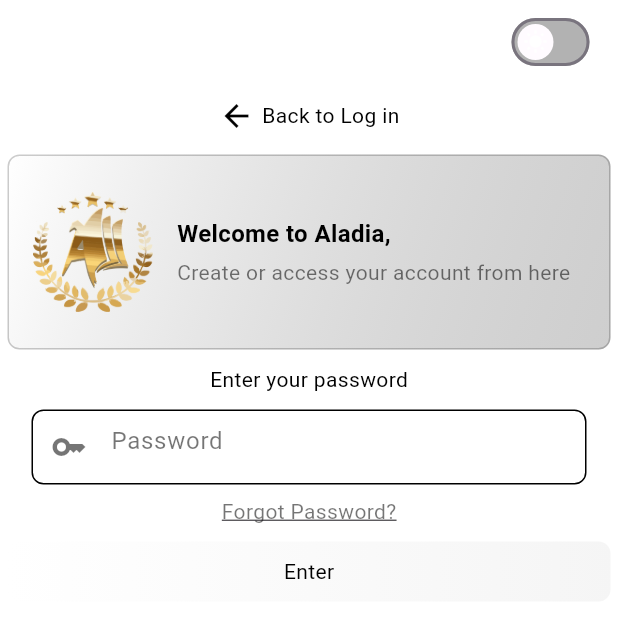
After one commit to BiniyamAM/aladia_flutter_project, a Flutter app: the screen it shows after launch, after a tap on "Enter", on a phone screen of 412 x 824 dp. The commit adds this screen. Shown: the top 618 px of the screen. Run offline on Flutter 3.47's test engine with Material 3 defaults, Android fonts, the phone set to English and light mode, and no system bars.

```diff
--- /dev/null
+++ b/lib/pages/login.dart
@@ -0,0 +1,59 @@
+import 'package:aladia/theme_provider.dart';
+import 'package:flutter/material.dart';
+import 'package:provider/provider.dart';
+import '../widgets/login_content.dart'; // Import the LoginContent widget
+
+class MyLogin extends StatelessWidget {
+  @override
+  Widget build(BuildContext context) {
+    // You can set isDarkMode based on system settings or user preference
+    bool isDarkMode = Theme.of(context).brightness == Brightness.dark;
+
+    return MaterialApp(
+      title: 'Aladia App',
+      theme: ThemeData(
+        brightness: isDarkMode ? Brightness.dark : Brightness.light,
+      ),
+      home: Scaffold(
+        appBar: AppBar(
+          backgroundColor: isDarkMode ? Colors.black : Colors.white,
+          actions: [
+            Padding(
+              padding: const EdgeInsets.only(right: 15),
+              child: Consumer<ThemeProvider>(
+                builder: (context, themeProvider, child) {
+                  return Switch(
+                    activeColor: isDarkMode
+                        ? Colors.white.withOpacity(0.1)
+                        : Colors.black.withOpacity(0.1),
+                    inactiveThumbColor: Colors.white.withOpacity(0.1),
+                    thumbColor: MaterialStatePropertyAll(
+                      isDarkMode
+                          ? Colors.black.withOpacity(0.5)
+                          : Colors.white.withOpacity(0.5),
+                    ),
+                    inactiveTrackColor: isDarkMode
+                        ? Colors.black.withOpacity(0.5)
+                        : Colors.black.withOpacity(0.3),
+                    thumbIcon: MaterialStatePropertyAll(
+                      themeProvider.isSelected
+                          ? const Icon(Icons.nights_stay)
+                          : const Icon(Icons.wb_sunny, color: Colors.white),
+                    ),
+                    value: themeProvider.isSelected,
+                    onChanged: (value) {
+                      themeProvider.toggleTheme();
+                    },
+                  );
+                },
+              ),
+            ),
+          ],
+        ),
+        body: Center(
+          child: LoginContent(isDarkMode: isDarkMode),
+        ),
+      ),
+    );
+  }
+}
--- a/lib/widgets/email_input.dart
+++ b/lib/widgets/email_input.dart
@@ -1,4 +1,6 @@
+import 'package:aladia/pages/login.dart';
 import 'package:flutter/material.dart';
+// import '../widgets/login_content.dart'; // Import the LoginContent widget
 
 class EmailInput extends StatelessWidget {
   final bool isDarkMode;
@@ -7,6 +9,8 @@ class EmailInput extends StatelessWidget {
 
   @override
   Widget build(BuildContext context) {
+    final TextEditingController emailController = TextEditingController();
+
     return Column(
       crossAxisAlignment: CrossAxisAlignment.center,
       children: [
@@ -29,6 +33,7 @@ class EmailInput extends StatelessWidget {
               const SizedBox(width: 8),
               Expanded(
                 child: TextField(
+                  controller: emailController, // Use the controller
                   style: TextStyle(
                       color: isDarkMode ? Colors.black : Colors.black),
                   decoration: InputDecoration.collapsed(
@@ -36,13 +41,32 @@ class EmailInput extends StatelessWidget {
                     hintStyle: TextStyle(
                         color: isDarkMode ? Colors.black54 : Colors.black),
                   ),
+                  onSubmitted: (value) {
+                    // Pop the current route and navigate to MyLogin
+                    Navigator.of(context).pop();
+                    Navigator.of(context).push(
+                      MaterialPageRoute(
+                        builder: (context) => MyLogin(),
+                      ),
+                    );
+                  },
                 ),
               ),
             ],
           ),
         ),
         const SizedBox(height: 16),
-        Container(
+        GestureDetector(
+          onTap: () {
+            // Pop the current route and navigate to MyLogin when 'Enter' button is tapped
+            Navigator.of(context).pop();
+            Navigator.of(context).push(
+              MaterialPageRoute(
+                builder: (context) => MyLogin(),
+              ),
+            );
+          },
+          child: Container(
             alignment: Alignment.center,
             height: 40,
             decoration: BoxDecoration(
@@ -70,6 +94,7 @@ class EmailInput extends StatelessWidget {
               'Enter',
               style: TextStyle(color: isDarkMode ? Colors.white : Colors.black),
             ),
+          ),
         )
       ],
     );
--- /dev/null
+++ b/lib/widgets/login_content.dart
@@ -0,0 +1,128 @@
+import 'package:aladia/pages/home.dart';
+import 'package:aladia/widgets/top_content.dart';
+import 'package:flutter/material.dart';
+
+class LoginContent extends StatelessWidget {
+  final bool isDarkMode;
+
+  const LoginContent({Key? key, required this.isDarkMode}) : super(key: key);
+
+  @override
+  Widget build(BuildContext context) {
+    return Container(
+      // Set the background color based on dark mode
+      color: isDarkMode ? Colors.black : Colors.white,
+      padding: const EdgeInsets.all(5),
+      child: Column(
+        children: [
+          GestureDetector(
+            onTap: () {
+              // Navigate to the Home widget
+              Navigator.of(context).pushReplacement(
+                MaterialPageRoute(
+                  builder: (context) => const Home(),
+                ),
+              );
+            },
+            child: Container(
+              alignment: Alignment.center,
+              height: 32,
+              child: Row(
+                mainAxisAlignment: MainAxisAlignment.center,
+                children: [
+                  Icon(
+                    Icons.arrow_back,
+                    color: isDarkMode ? Colors.white : Colors.black,
+                  ),
+                  const SizedBox(width: 5),
+                  Text(
+                    'Back to Log in',
+                    style: TextStyle(
+                      color: isDarkMode ? Colors.white : Colors.black,
+                    ),
+                  ),
+                ],
+              ),
+            ),
+          ),
+          const SizedBox(height: 10),
+          TopContent(isDarkMode: isDarkMode),
+          const SizedBox(height: 10),
+          Text(
+            'Enter your password',
+            style: TextStyle(
+              color: isDarkMode ? Colors.white : Colors.black,
+            ),
+          ),
+          const SizedBox(height: 10),
+          Container(
+            margin: const EdgeInsets.symmetric(horizontal: 16),
+            decoration: BoxDecoration(
+              color: isDarkMode ? Colors.black : Colors.white,
+              borderRadius: BorderRadius.circular(8),
+              border:
+                  Border.all(color: isDarkMode ? Colors.white : Colors.black),
+            ),
+            child: TextField(
+              style: TextStyle(color: isDarkMode ? Colors.white : Colors.black),
+              decoration: InputDecoration(
+                prefixIcon: Icon(
+                  Icons.key,
+                  color: isDarkMode ? Colors.white70 : Colors.black54,
+                ),
+                hintText: 'Password',
+                hintStyle: TextStyle(
+                    color: isDarkMode ? Colors.white54 : Colors.black54),
+                border: InputBorder.none,
+              ),
+              obscureText: true,
+            ),
+          ),
+          const SizedBox(height: 8),
+          GestureDetector(
+            onTap: () {
+              // Implement forgot password action here
+            },
+            child: Text(
+              'Forgot Password?',
+              style: TextStyle(
+                color: isDarkMode ? Colors.white70 : Colors.black54,
+                decoration: TextDecoration.underline,
+              ),
+            ),
+          ),
+          const SizedBox(height: 10),
+          GestureDetector(
+            onTap: () {
+              // Implement enter action here
+            },
+            child: Container(
+              alignment: Alignment.center,
+              height: 40,
+              decoration: BoxDecoration(
+                borderRadius: BorderRadius.circular(8),
+                gradient: LinearGradient(
+                  colors: isDarkMode
+                      ? [
+                          Colors.black.withOpacity(0.7),
+                          Colors.grey.withOpacity(0.7),
+                        ]
+                      : [
+                          Colors.white.withOpacity(0.1),
+                          Colors.grey.withOpacity(0.1),
+                        ],
+                ),
+              ),
+              child: Text(
+                'Enter',
+                style: TextStyle(
+                  color: isDarkMode ? Colors.white : Colors.black,
+                ),
+              ),
+            ),
+          ),
+        ],
+      ),
+    );
+  }
+}
--- a/pubspec.yaml
+++ b/pubspec.yaml
@@ -33,6 +33,7 @@ dependencies:
     sdk: flutter
   # flutter_login_facebook: ^2.0.1
   # google_sign_in: ^6.2.1
+  go_router: ^14.3.0
   provider: ^6.1.2
   # sign_in_with_apple: ^6.1.3
 
```
Also changed, not shown: pubspec.lock, 1 other file. Lines whose indentation alone changed are shown as unchanged.
